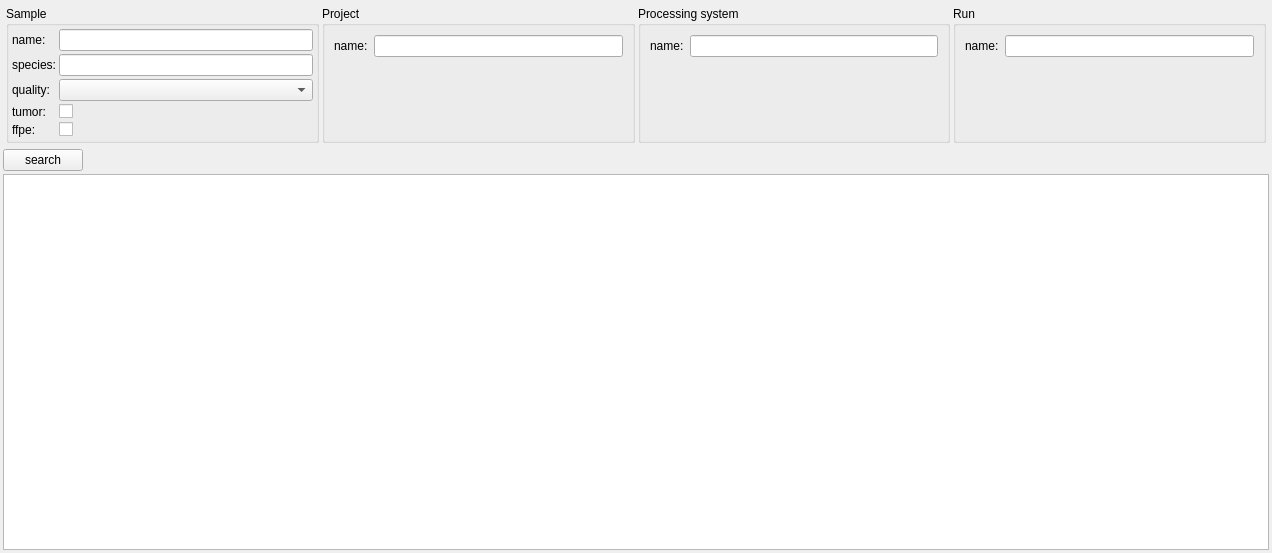
Before: the Qt Designer form src/GSvar/SampleSearchWidget.ui in imgag/ngs-bits, drawn with Qt 5.
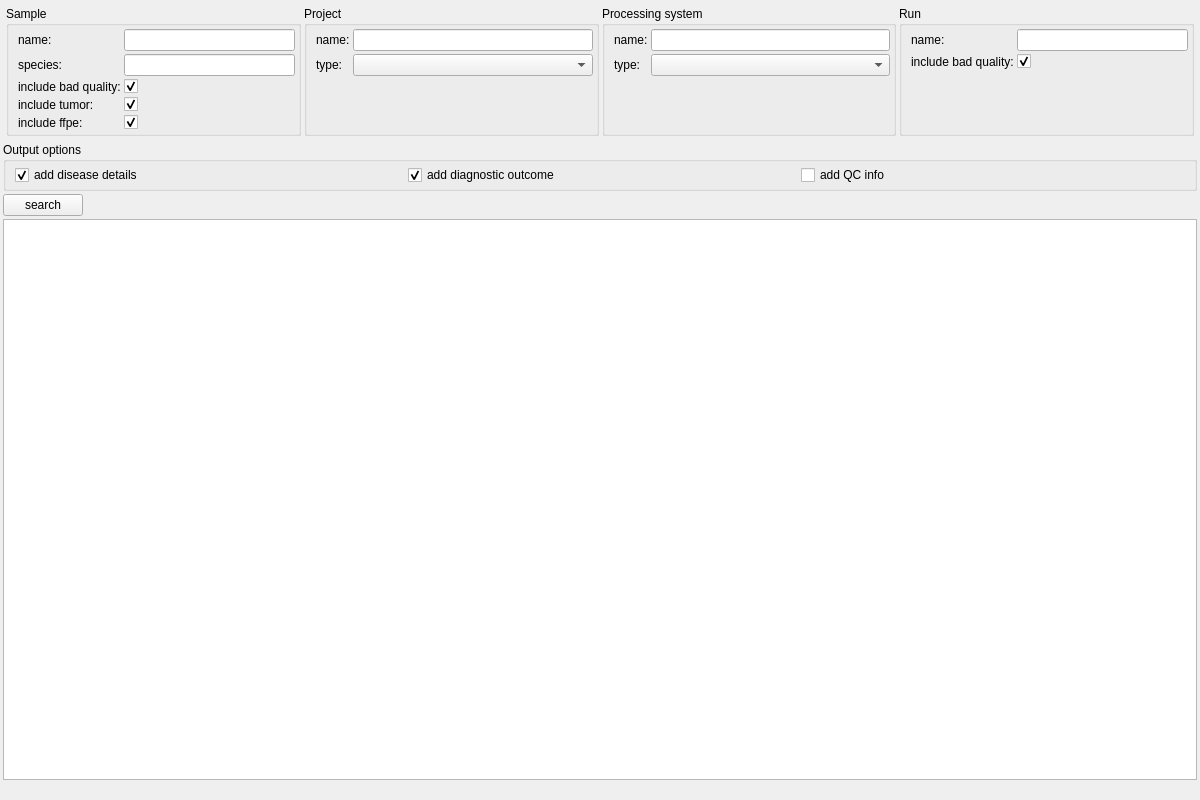
After: the same form once the commit is applied. Icons and pictures are not drawn. Custom widgets are drawn as their Qt base class.

Commit message: NGSD: added processed sample search method.

```diff
--- a/src/GSvar/SampleSearchWidget.ui
+++ b/src/GSvar/SampleSearchWidget.ui
@@ -6,14 +6,20 @@
    <rect>
     <x>0</x>
     <y>0</y>
-    <width>1272</width>
-    <height>553</height>
+    <width>1200</width>
+    <height>800</height>
    </rect>
   </property>
+  <property name="minimumSize">
+   <size>
+    <width>1200</width>
+    <height>800</height>
+   </size>
+  </property>
   <property name="windowTitle">
    <string>Form</string>
   </property>
-  <layout class="QVBoxLayout" name="verticalLayout" stretch="0,0,100">
+  <layout class="QVBoxLayout" name="verticalLayout" stretch="0,0,0,100,0">
    <property name="spacing">
     <number>3</number>
    </property>
@@ -62,7 +68,7 @@
          <number>3</number>
         </property>
         <property name="leftMargin">
-         <number>3</number>
+         <number>9</number>
         </property>
         <property name="topMargin">
          <number>3</number>
@@ -83,38 +89,24 @@
         <item row="2" column="0">
          <widget class="QLabel" name="label_5">
           <property name="text">
-           <string>quality:</string>
+           <string>include bad quality:</string>
           </property>
          </widget>
         </item>
         <item row="1" column="1">
          <widget class="DBSelector" name="s_species"/>
         </item>
-        <item row="4" column="1">
-         <widget class="QCheckBox" name="s_ffpe">
-          <property name="text">
-           <string/>
-          </property>
-         </widget>
-        </item>
-        <item row="3" column="1">
-         <widget class="QCheckBox" name="s_tumor">
-          <property name="text">
-           <string/>
-          </property>
-         </widget>
-        </item>
         <item row="3" column="0">
          <widget class="QLabel" name="label_6">
           <property name="text">
-           <string>tumor:</string>
+           <string>include tumor:</string>
           </property>
          </widget>
         </item>
         <item row="4" column="0">
          <widget class="QLabel" name="label_7">
           <property name="text">
-           <string>ffpe:</string>
+           <string>include ffpe:</string>
           </property>
          </widget>
         </item>
@@ -128,8 +120,35 @@
         <item row="0" column="1">
          <widget class="DBSelector" name="s_name"/>
         </item>
+        <item row="4" column="1">
+         <widget class="QCheckBox" name="s_ffpe">
+          <property name="text">
+           <string/>
+          </property>
+          <property name="checked">
+           <bool>true</bool>
+          </property>
+         </widget>
+        </item>
+        <item row="3" column="1">
+         <widget class="QCheckBox" name="s_tumor">
+          <property name="text">
+           <string/>
+          </property>
+          <property name="checked">
+           <bool>true</bool>
+          </property>
+         </widget>
+        </item>
         <item row="2" column="1">
-         <widget class="QComboBox" name="s_quality"/>
+         <widget class="QCheckBox" name="s_bad_quality">
+          <property name="text">
+           <string/>
+          </property>
+          <property name="checked">
+           <bool>true</bool>
+          </property>
+         </widget>
         </item>
        </layout>
       </widget>
@@ -140,6 +159,24 @@
         <string>Project</string>
        </property>
        <layout class="QFormLayout" name="formLayout_2">
+        <property name="horizontalSpacing">
+         <number>3</number>
+        </property>
+        <property name="verticalSpacing">
+         <number>3</number>
+        </property>
+        <property name="leftMargin">
+         <number>9</number>
+        </property>
+        <property name="topMargin">
+         <number>3</number>
+        </property>
+        <property name="rightMargin">
+         <number>3</number>
+        </property>
+        <property name="bottomMargin">
+         <number>3</number>
+        </property>
         <item row="0" column="0">
          <widget class="QLabel" name="label">
           <property name="text">
@@ -150,18 +187,15 @@
         <item row="0" column="1">
          <widget class="DBSelector" name="p_name"/>
         </item>
+        <item row="1" column="0">
+         <widget class="QLabel" name="label_11">
+          <property name="text">
+           <string>type:</string>
+          </property>
+         </widget>
+        </item>
         <item row="1" column="1">
-         <spacer name="verticalSpacer">
-          <property name="orientation">
-           <enum>Qt::Vertical</enum>
-          </property>
-          <property name="sizeHint" stdset="0">
-           <size>
-            <width>20</width>
-            <height>40</height>
-           </size>
-          </property>
-         </spacer>
+         <widget class="QComboBox" name="p_type"/>
         </item>
        </layout>
       </widget>
@@ -172,6 +206,24 @@
         <string>Processing system</string>
        </property>
        <layout class="QFormLayout" name="formLayout_3">
+        <property name="horizontalSpacing">
+         <number>3</number>
+        </property>
+        <property name="verticalSpacing">
+         <number>3</number>
+        </property>
+        <property name="leftMargin">
+         <number>9</number>
+        </property>
+        <property name="topMargin">
+         <number>3</number>
+        </property>
+        <property name="rightMargin">
+         <number>3</number>
+        </property>
+        <property name="bottomMargin">
+         <number>3</number>
+        </property>
         <item row="0" column="0">
          <widget class="QLabel" name="label_2">
           <property name="text">
@@ -182,18 +234,19 @@
         <item row="0" column="1">
          <widget class="DBSelector" name="sys_name"/>
         </item>
+        <item row="1" column="0">
+         <widget class="QLabel" name="label_9">
+          <property name="text">
+           <string>type:</string>
+          </property>
+         </widget>
+        </item>
         <item row="1" column="1">
-         <spacer name="verticalSpacer_2">
-          <property name="orientation">
-           <enum>Qt::Vertical</enum>
+         <widget class="QComboBox" name="sys_type">
+          <property name="sizeAdjustPolicy">
+           <enum>QComboBox::AdjustToContents</enum>
           </property>
-          <property name="sizeHint" stdset="0">
-           <size>
-            <width>20</width>
-            <height>40</height>
-           </size>
-          </property>
-         </spacer>
+         </widget>
         </item>
        </layout>
       </widget>
@@ -204,6 +257,24 @@
         <string>Run</string>
        </property>
        <layout class="QFormLayout" name="formLayout_4">
+        <property name="horizontalSpacing">
+         <number>3</number>
+        </property>
+        <property name="verticalSpacing">
+         <number>3</number>
+        </property>
+        <property name="leftMargin">
+         <number>9</number>
+        </property>
+        <property name="topMargin">
+         <number>3</number>
+        </property>
+        <property name="rightMargin">
+         <number>3</number>
+        </property>
+        <property name="bottomMargin">
+         <number>3</number>
+        </property>
         <item row="0" column="0">
          <widget class="QLabel" name="label_3">
           <property name="text">
@@ -214,26 +285,81 @@
         <item row="0" column="1">
          <widget class="DBSelector" name="r_name"/>
         </item>
+        <item row="1" column="0">
+         <widget class="QLabel" name="label_10">
+          <property name="text">
+           <string>include bad quality:</string>
+          </property>
+         </widget>
+        </item>
         <item row="1" column="1">
-         <spacer name="verticalSpacer_3">
-          <property name="orientation">
-           <enum>Qt::Vertical</enum>
+         <widget class="QCheckBox" name="r_bad_quality">
+          <property name="text">
+           <string/>
           </property>
-          <property name="sizeHint" stdset="0">
-           <size>
-            <width>20</width>
-            <height>40</height>
-           </size>
+          <property name="checked">
+           <bool>true</bool>
           </property>
-         </spacer>
+         </widget>
         </item>
        </layout>
       </widget>
      </item>
     </layout>
    </item>
+   <item>
+    <widget class="QGroupBox" name="groupBox_2">
+     <property name="title">
+      <string>Output options</string>
+     </property>
+     <layout class="QGridLayout" name="gridLayout">
+      <property name="topMargin">
+       <number>3</number>
+      </property>
+      <property name="rightMargin">
+       <number>3</number>
+      </property>
+      <property name="bottomMargin">
+       <number>3</number>
+      </property>
+      <property name="spacing">
+       <number>3</number>
+      </property>
+      <item row="0" column="1">
+       <widget class="QCheckBox" name="add_outcome">
+        <property name="text">
+         <string>add diagnostic outcome</string>
+        </property>
+        <property name="checked">
+         <bool>true</bool>
+        </property>
+       </widget>
+      </item>
+      <item row="0" column="0">
+       <widget class="QCheckBox" name="add_disease_details">
+        <property name="text">
+         <string>add disease details</string>
+        </property>
+        <property name="checked">
+         <bool>true</bool>
+        </property>
+       </widget>
+      </item>
+      <item row="0" column="2">
+       <widget class="QCheckBox" name="add_qc">
+        <property name="text">
+         <string>add QC info</string>
+        </property>
+       </widget>
+      </item>
+     </layout>
+    </widget>
+   </item>
    <item>
     <layout class="QHBoxLayout" name="horizontalLayout_2">
+     <property name="spacing">
+      <number>3</number>
+     </property>
      <item>
       <widget class="QPushButton" name="search_btn">
        <property name="text">
@@ -263,19 +389,26 @@
    <item>
     <widget class="DBTableWidget" name="sample_table"/>
    </item>
+   <item>
+    <widget class="QLabel" name="search_status">
+     <property name="text">
+      <string/>
+     </property>
+    </widget>
+   </item>
   </layout>
  </widget>
  <customwidgets>
-  <customwidget>
-   <class>DBSelector</class>
-   <extends>QLineEdit</extends>
-   <header>DBSelector.h</header>
-  </customwidget>
   <customwidget>
    <class>DBTableWidget</class>
    <extends>QTableWidget</extends>
    <header>DBTableWidget.h</header>
   </customwidget>
+  <customwidget>
+   <class>DBSelector</class>
+   <extends>QLineEdit</extends>
+   <header>DBSelector.h</header>
+  </customwidget>
  </customwidgets>
  <resources>
   <include location="GSvar.qrc"/>
```
The commit also changes 4 other files.
